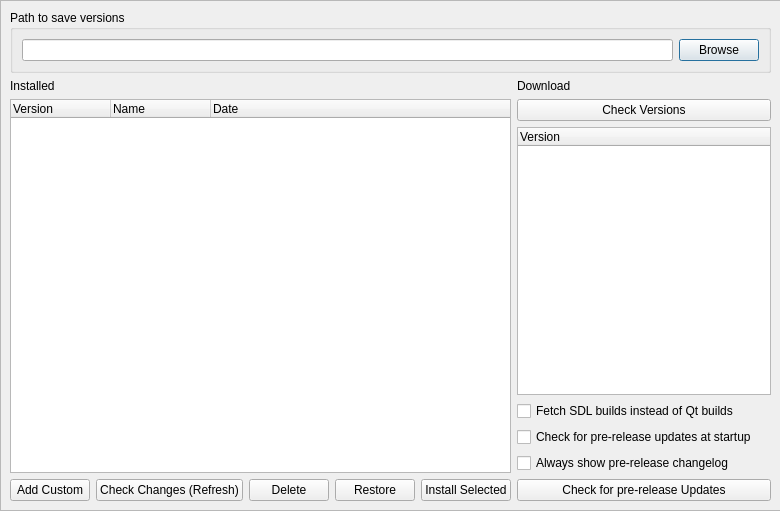
Qt form src/qt_gui/version_dialog.ui (diegolix29/shadPS4) before a commit.
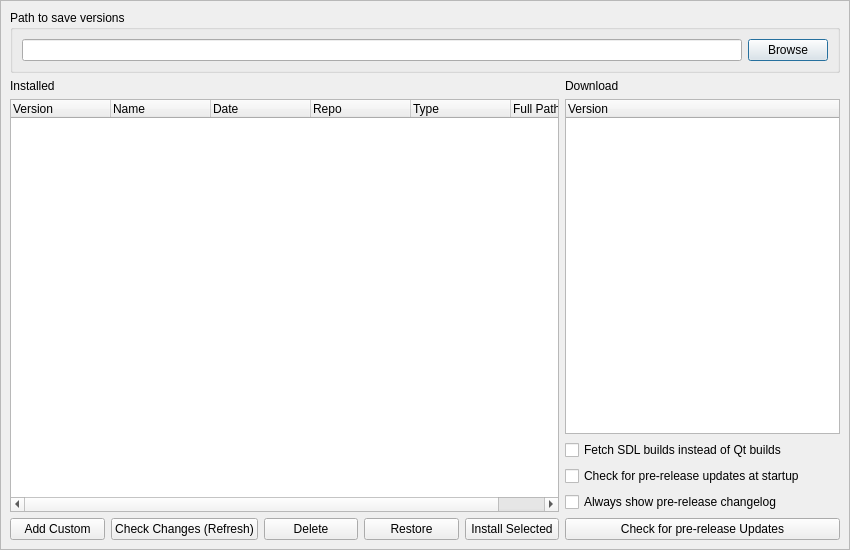
The same form after that commit. Icons and pictures are not drawn.

Commit message: New Qt pre release for version manager + Gui Changes pt1 + Auto updating Versions on dialog open

What changed in the file:
```diff
--- a/src/qt_gui/version_dialog.ui
+++ b/src/qt_gui/version_dialog.ui
@@ -8,8 +8,8 @@
 			<rect>
 				<x>0</x>
 				<y>0</y>
-				<width>780</width>
-				<height>511</height>
+				<width>850</width>
+				<height>550</height>
 			</rect>
 		</property>
 		<property name="windowTitle">
@@ -25,8 +25,8 @@
 				<rect>
 					<x>0</x>
 					<y>0</y>
-					<width>781</width>
-					<height>511</height>
+					<width>850</width>
+					<height>550</height>
 				</rect>
 			</property>
 			<property name="sizePolicy">
@@ -84,7 +84,7 @@
 
 					<!-- Installed / Download Layout -->
 					<item>
-						<layout class="QHBoxLayout" name="horizontalLayout_8">
+						<layout class="QHBoxLayout" name="horizontalLayout_8" stretch="6,3">
 
 							<!-- Installed versions -->
 							<item>
@@ -113,6 +113,21 @@
 													<string>Date</string>
 												</property>
 											</column>
+											<column>
+												<property name="text">
+													<string>Repo</string>
+												</property>
+											</column>
+											<column>
+												<property name="text">
+													<string>Type</string>
+												</property>
+											</column>
+											<column>
+												<property name="text">
+													<string>Full Path</string>
+												</property>
+											</column>
 										</widget>
 									</item>
 									<item>
@@ -171,13 +186,6 @@
 											</item>
 										</layout>
 									</item>
-									<item>
-										<widget class="QPushButton" name="checkVersionDownloadButton">
-											<property name="text">
-												<string>Check Versions</string>
-											</property>
-										</widget>
-									</item>
 									<item>
 										<widget class="QTreeWidget" name="downloadTreeWidget">
 											<column>
```
The commit also changes 2 other files.
